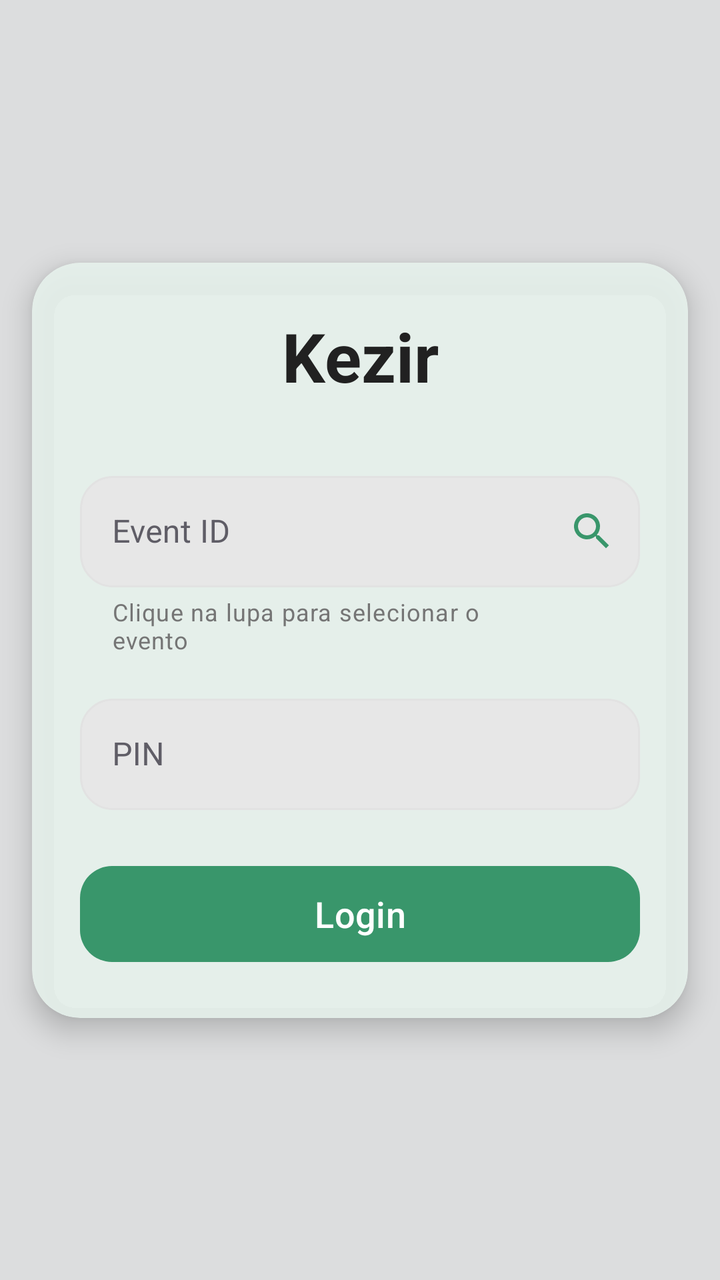
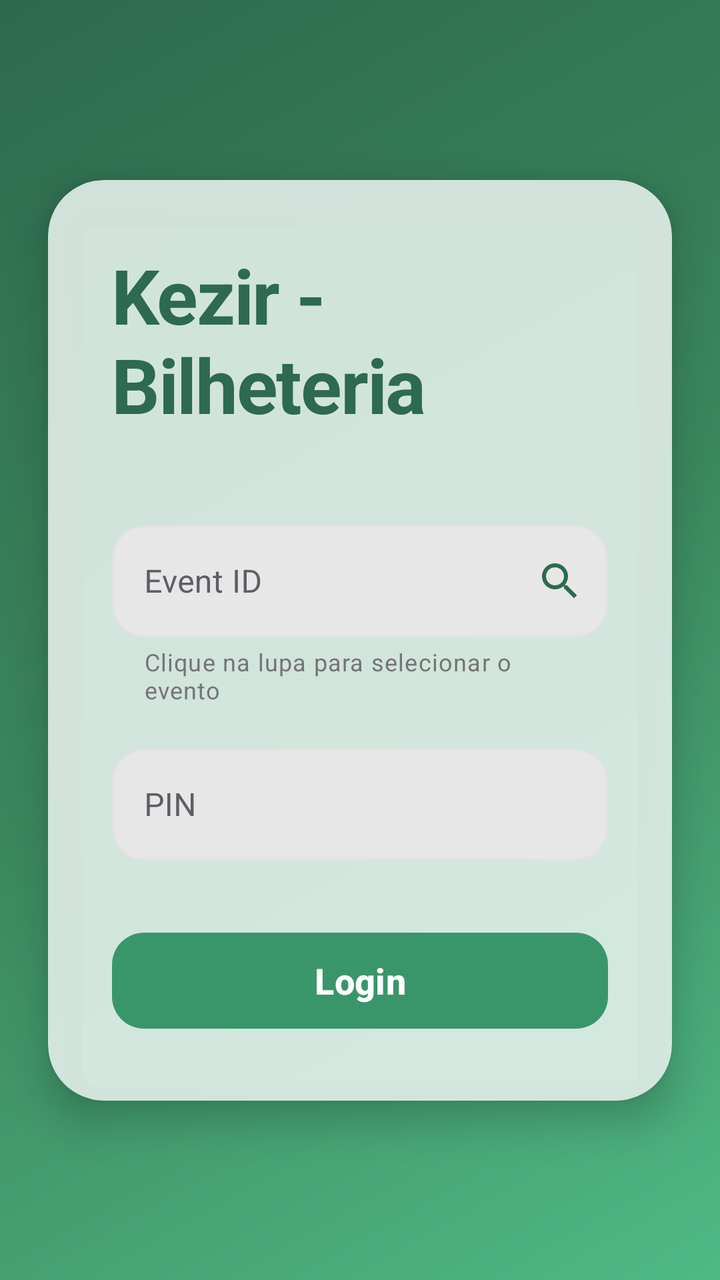

The first picture is an Android layout as it rendered before a commit; the second is the same layout after the commit. The layout source and the unified diff follow.
<!-- AndroidManifest.xml: application theme Theme.KezirApp -->
<!-- res/layout/activity_login.xml -->
<?xml version="1.0" encoding="utf-8"?>
<androidx.constraintlayout.widget.ConstraintLayout xmlns:android="http://schemas.android.com/apk/res/android"
    xmlns:app="http://schemas.android.com/apk/res-auto"
    xmlns:tools="http://schemas.android.com/tools"
    android:layout_width="match_parent"
    android:layout_height="match_parent"
    android:background="#4D9B9B9B"
    tools:context=".LoginActivity">

    <com.google.android.material.card.MaterialCardView
        android:layout_width="match_parent"
        android:layout_height="wrap_content"
        android:layout_margin="16dp"
        app:cardCornerRadius="24dp"
        app:cardBackgroundColor="#F2FFFFFF"
        app:cardElevation="8dp"
        app:layout_constraintBottom_toBottomOf="parent"
        app:layout_constraintEnd_toEndOf="parent"
        app:layout_constraintStart_toStartOf="parent"
        app:layout_constraintTop_toTopOf="parent"
        app:strokeWidth="0dp">

        <androidx.constraintlayout.widget.ConstraintLayout
            android:layout_width="match_parent"
            android:layout_height="wrap_content"
            android:padding="24dp">

            <TextView
                android:id="@+id/titleTextView"
                android:layout_width="wrap_content"
                android:layout_height="wrap_content"
                android:text="Kezir"
                android:textColor="#212121"
                android:textSize="34sp"
                android:textStyle="bold"
                android:maxLines="1"
                app:layout_constraintEnd_toEndOf="parent"
                app:layout_constraintStart_toStartOf="parent"
                app:layout_constraintTop_toTopOf="parent" />

            <com.google.android.material.textfield.TextInputLayout
                android:id="@+id/eventIdInputLayout"
                style="@style/Widget.MaterialComponents.TextInputLayout.OutlinedBox"
                android:layout_width="0dp"
                android:layout_height="wrap_content"
                android:layout_marginTop="32dp"
                android:hint="@string/label_eventid"
                android:textColorHint="#5F5D66"
                app:helperText="@string/login_search_helper"
                app:helperTextTextColor="#757575"
                app:boxCornerRadiusBottomEnd="12dp"
                app:boxCornerRadiusBottomStart="12dp"
                app:boxCornerRadiusTopEnd="12dp"
                app:boxCornerRadiusTopStart="12dp"
                app:boxStrokeWidth="0dp"
                app:endIconMode="custom"
                app:endIconDrawable="@drawable/ic_search"
                app:endIconTint="@color/chill_green"
                app:endIconContentDescription="Procurar Evento"
                app:layout_constraintEnd_toEndOf="parent"
                app:layout_constraintStart_toStartOf="parent"
                app:layout_constraintTop_toBottomOf="@id/titleTextView">

                <com.google.android.material.textfield.TextInputEditText
                    android:id="@+id/eventIdEditText"
                    android:layout_width="match_parent"
                    android:layout_height="wrap_content"
                    android:background="@drawable/input_bg_rounded"
                    android:textColor="#282828"
                    android:paddingEnd="48dp"
                    android:maxLines="1" />

            </com.google.android.material.textfield.TextInputLayout>

            <com.google.android.material.textfield.TextInputLayout
                android:id="@+id/pinInputLayout"
                style="@style/Widget.MaterialComponents.TextInputLayout.OutlinedBox"
                android:layout_width="0dp"
                android:layout_height="wrap_content"
                android:layout_marginTop="16dp"
                android:hint="@string/label_pin"
                android:textColorHint="#5F5D66"
                app:boxCornerRadiusBottomEnd="12dp"
                app:boxCornerRadiusBottomStart="12dp"
                app:boxCornerRadiusTopEnd="12dp"
                app:boxCornerRadiusTopStart="12dp"
                app:boxStrokeWidth="0dp"
                app:layout_constraintEnd_toEndOf="parent"
                app:layout_constraintStart_toStartOf="parent"
                app:layout_constraintTop_toBottomOf="@id/eventIdInputLayout">

                <com.google.android.material.textfield.TextInputEditText
                    android:id="@+id/pinEditText"
                    android:layout_width="match_parent"
                    android:layout_height="wrap_content"
                    android:inputType="numberPassword"
                    android:background="@drawable/input_bg_rounded"
                    android:textColor="#282828"
                    android:maxLines="1" />

            </com.google.android.material.textfield.TextInputLayout>

            <com.google.android.material.button.MaterialButton
                android:id="@+id/loginButton"
                style="@style/Widget.Material3.Button.TonalButton"
                android:layout_width="0dp"
                android:layout_height="56dp"
                android:layout_marginTop="24dp"
                android:text="@string/label_button_login"
                app:backgroundTint="@color/chill_green"
                android:textColor="#FFFFFF"
                app:cornerRadius="16dp"
                android:textSize="18sp"
                app:layout_constraintEnd_toEndOf="parent"
                app:layout_constraintStart_toStartOf="parent"
                app:layout_constraintTop_toBottomOf="@id/pinInputLayout" />

        </androidx.constraintlayout.widget.ConstraintLayout>

    </com.google.android.material.card.MaterialCardView>

</androidx.constraintlayout.widget.ConstraintLayout>
<!-- resources referenced by this layout -->
<resources>
  <color name="chill_green">#39966B</color>
  <!-- drawable ic_search (drawable) -->
  <?xml version="1.0" encoding="utf-8"?>
  <vector xmlns:android="http://schemas.android.com/apk/res/android"
      android:width="24dp"
      android:height="24dp"
      android:viewportWidth="24"
      android:viewportHeight="24">
      <path
          android:fillColor="#212121"
          android:pathData="M15.5,14h-0.79l-0.28,-0.27C15.41,12.59 16,11.11 16,9.5 16,5.91 13.09,3 9.5,3S3,5.91 3,9.5 5.91,16 9.5,16c1.61,0 3.09,-0.59 4.23,-1.57l0.27,0.28v0.79l5,4.99L20.49,19l-4.99,-5zM9.5,14C7.01,14 5,11.99 5,9.5S7.01,5 9.5,5 14,7.01 14,9.5 11.99,14 9.5,14z" />
  </vector>
  <!-- drawable input_bg_rounded (drawable) -->
  <shape xmlns:android="http://schemas.android.com/apk/res/android">
      <solid android:color="#E7E7E7" />
      <corners android:radius="16dp" />
      <stroke android:width="1dp" android:color="#E2E2E2" />
  </shape>
  <string name="label_button_login">Login</string>
  <string name="label_eventid">Event ID</string>
  <string name="label_pin">PIN</string>
  <string name="login_search_helper">Clique na lupa para selecionar o evento</string>
  <style name="Theme.KezirApp" parent="Theme.Material3.Light.NoActionBar">
          
          <item name="colorPrimary">@color/chill_green</item>
          <item name="colorOnPrimary">@color/white</item>
          <item name="colorPrimaryContainer">#E8F5E9</item>
          <item name="colorOnPrimaryContainer">@color/chill_green</item>
  
          
          <item name="colorSecondary">@color/accent_light_green</item>
          <item name="colorOnSecondary">@color/white</item>
  
          
          <item name="android:windowBackground">#F8F9FA</item>
          <item name="colorSurface">#FFFFFF</item>
          <item name="colorOnSurface">#1A1C1E</item>
          <item name="colorSurfaceVariant">#F1F3F4</item>
          <item name="colorOnSurfaceVariant">#44474E</item>
          <item name="colorOutline">#74777F</item>
          <item name="colorOutlineVariant">#C4C7D0</item>
  
          
          <item name="android:statusBarColor">#F8F9FA</item>
          <item name="android:windowLightStatusBar">true</item>
  
          
          <item name="bottomSheetDialogTheme">@style/CustomBottomSheetDialogTheme</item>
      </style>
  <color name="white">#FFFFFFFF</color>
  <color name="accent_light_green">#80C565</color>
  <style name="CustomBottomSheetDialogTheme" parent="Theme.Material3.Light.BottomSheetDialog">
          <item name="bottomSheetStyle">@style/CustomBottomSheetStyle</item>
          <item name="android:windowIsFloating">false</item>
          <item name="android:windowSoftInputMode">adjustResize</item>
      </style>
  <style name="CustomBottomSheetStyle" parent="Widget.Material3.BottomSheet">
          <item name="shapeAppearance">@style/CustomShape</item>
          <item name="backgroundTint">#FFFFFF</item>
      </style>
  <style name="CustomShape" parent="ShapeAppearance.Material3.LargeComponent">
          <item name="cornerSizeTopLeft">28dp</item>
          <item name="cornerSizeTopRight">28dp</item>
          <item name="cornerSizeBottomLeft">0dp</item>
          <item name="cornerSizeBottomRight">0dp</item>
      </style>
</resources>

<!-- the commit's change to res/layout/activity_login.xml (unified diff, before → after) -->
@@ -4,16 +4,16 @@
     xmlns:tools="http://schemas.android.com/tools"
     android:layout_width="match_parent"
     android:layout_height="match_parent"
-    android:background="#4D9B9B9B"
+    android:background="@drawable/main_gradient"
     tools:context=".LoginActivity">
 
     <com.google.android.material.card.MaterialCardView
         android:layout_width="match_parent"
         android:layout_height="wrap_content"
-        android:layout_margin="16dp"
-        app:cardCornerRadius="24dp"
+        android:layout_margin="24dp"
+        app:cardCornerRadius="28dp"
         app:cardBackgroundColor="#F2FFFFFF"
-        app:cardElevation="8dp"
+        app:cardElevation="12dp"
         app:layout_constraintBottom_toBottomOf="parent"
         app:layout_constraintEnd_toEndOf="parent"
         app:layout_constraintStart_toStartOf="parent"
@@ -23,17 +23,17 @@
         <androidx.constraintlayout.widget.ConstraintLayout
             android:layout_width="match_parent"
             android:layout_height="wrap_content"
-            android:padding="24dp">
+            android:padding="32dp">
 
             <TextView
                 android:id="@+id/titleTextView"
                 android:layout_width="wrap_content"
                 android:layout_height="wrap_content"
-                android:text="Kezir"
-                android:textColor="#212121"
-                android:textSize="34sp"
+                android:text="@string/app_name_long"
+                android:textColor="#2D6A4F"
+                android:textSize="38sp"
                 android:textStyle="bold"
-                android:maxLines="1"
+                android:letterSpacing="-0.02"
                 app:layout_constraintEnd_toEndOf="parent"
                 app:layout_constraintStart_toStartOf="parent"
                 app:layout_constraintTop_toTopOf="parent" />
@@ -43,19 +43,20 @@
                 style="@style/Widget.MaterialComponents.TextInputLayout.OutlinedBox"
                 android:layout_width="0dp"
                 android:layout_height="wrap_content"
-                android:layout_marginTop="32dp"
+                android:layout_marginTop="40dp"
                 android:hint="@string/label_eventid"
                 android:textColorHint="#5F5D66"
                 app:helperText="@string/login_search_helper"
                 app:helperTextTextColor="#757575"
-                app:boxCornerRadiusBottomEnd="12dp"
-                app:boxCornerRadiusBottomStart="12dp"
-                app:boxCornerRadiusTopEnd="12dp"
-                app:boxCornerRadiusTopStart="12dp"
+                app:boxCornerRadiusBottomEnd="16dp"
+                app:boxCornerRadiusBottomStart="16dp"
+                app:boxCornerRadiusTopEnd="16dp"
+                app:boxCornerRadiusTopStart="16dp"
                 app:boxStrokeWidth="0dp"
+                app:boxStrokeWidthFocused="0dp"
                 app:endIconMode="custom"
                 app:endIconDrawable="@drawable/ic_search"
-                app:endIconTint="@color/chill_green"
+                app:endIconTint="#2D6A4F"
                 app:endIconContentDescription="Procurar Evento"
                 app:layout_constraintEnd_toEndOf="parent"
                 app:layout_constraintStart_toStartOf="parent"
@@ -64,11 +65,12 @@
                 <com.google.android.material.textfield.TextInputEditText
                     android:id="@+id/eventIdEditText"
                     android:layout_width="match_parent"
-                    android:layout_height="wrap_content"
+                    android:layout_height="56dp"
                     android:background="@drawable/input_bg_rounded"
                     android:textColor="#282828"
                     android:paddingEnd="48dp"
-                    android:maxLines="1" />
+                    android:maxLines="1"
+                    android:textSize="16sp" />
 
             </com.google.android.material.textfield.TextInputLayout>
 
@@ -80,11 +82,12 @@
                 android:layout_marginTop="16dp"
                 android:hint="@string/label_pin"
                 android:textColorHint="#5F5D66"
-                app:boxCornerRadiusBottomEnd="12dp"
-                app:boxCornerRadiusBottomStart="12dp"
-                app:boxCornerRadiusTopEnd="12dp"
-                app:boxCornerRadiusTopStart="12dp"
+                app:boxCornerRadiusBottomEnd="16dp"
+                app:boxCornerRadiusBottomStart="16dp"
+                app:boxCornerRadiusTopEnd="16dp"
+                app:boxCornerRadiusTopStart="16dp"
                 app:boxStrokeWidth="0dp"
+                app:boxStrokeWidthFocused="0dp"
                 app:layout_constraintEnd_toEndOf="parent"
                 app:layout_constraintStart_toStartOf="parent"
                 app:layout_constraintTop_toBottomOf="@id/eventIdInputLayout">
@@ -92,11 +95,12 @@
                 <com.google.android.material.textfield.TextInputEditText
                     android:id="@+id/pinEditText"
                     android:layout_width="match_parent"
-                    android:layout_height="wrap_content"
+                    android:layout_height="56dp"
                     android:inputType="numberPassword"
                     android:background="@drawable/input_bg_rounded"
                     android:textColor="#282828"
-                    android:maxLines="1" />
+                    android:maxLines="1"
+                    android:textSize="16sp" />
 
             </com.google.android.material.textfield.TextInputLayout>
 
@@ -105,12 +109,14 @@
                 style="@style/Widget.Material3.Button.TonalButton"
                 android:layout_width="0dp"
                 android:layout_height="56dp"
-                android:layout_marginTop="24dp"
+                android:layout_marginTop="32dp"
                 android:text="@string/label_button_login"
-                app:backgroundTint="@color/chill_green"
+                app:backgroundTint="@color/button_tint_selector"
                 android:textColor="#FFFFFF"
                 app:cornerRadius="16dp"
                 android:textSize="18sp"
+                android:textStyle="bold"
+                app:elevation="2dp"
                 app:layout_constraintEnd_toEndOf="parent"
                 app:layout_constraintStart_toStartOf="parent"
                 app:layout_constraintTop_toBottomOf="@id/pinInputLayout" />
<!-- resource entries referenced after the edit -->
@@ -18,6 +18,17 @@
       <corners android:radius="16dp" />
       <stroke android:width="1dp" android:color="#E2E2E2" />
   </shape>
+  <!-- drawable main_gradient (drawable) -->
+  <?xml version="1.0" encoding="utf-8"?>
+  <shape xmlns:android="http://schemas.android.com/apk/res/android">
+      <gradient
+          android:angle="135"
+          android:centerColor="#3B875C"
+          android:endColor="#2D6A4F"
+          android:startColor="#4FB984"
+          android:type="linear" />
+  </shape>
+  <string name="app_name_long">Kezir - Bilheteria</string>
   <string name="label_button_login">Login</string>
   <string name="label_eventid">Event ID</string>
   <string name="label_pin">PIN</string>
